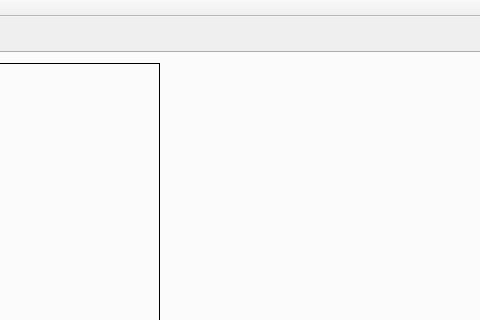
Old version of the form Task2Solution/mainwindow.ui in the repository Iftimie/HackSociety; both pictures show x 412 to 892 and y 0 to 320 of the 1088 by 668 pixel window.
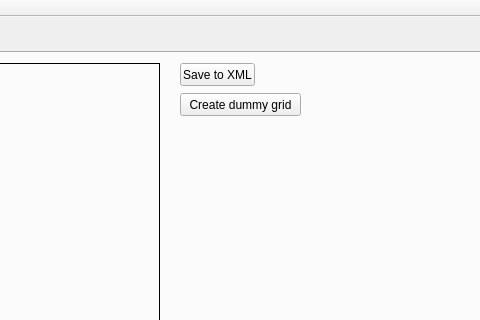
New version of the form. The open tabs and pages were chosen to show the change. Custom widgets are drawn as their Qt base class.

Diff of the .ui file:
```diff
--- a/Task2Solution/mainwindow.ui
+++ b/Task2Solution/mainwindow.ui
@@ -660,6 +660,32 @@
        <string/>
       </property>
      </widget>
+     <widget class="QPushButton" name="btn_xml">
+      <property name="geometry">
+       <rect>
+        <x>580</x>
+        <y>10</y>
+        <width>75</width>
+        <height>23</height>
+       </rect>
+      </property>
+      <property name="text">
+       <string>Save to XML</string>
+      </property>
+     </widget>
+     <widget class="QPushButton" name="btn_dummyGrid">
+      <property name="geometry">
+       <rect>
+        <x>580</x>
+        <y>40</y>
+        <width>121</width>
+        <height>23</height>
+       </rect>
+      </property>
+      <property name="text">
+       <string>Create dummy grid</string>
+      </property>
+     </widget>
     </widget>
    </widget>
   </widget>
```
Left out of the diff: 13 changed lines with no effect on the pictures.
